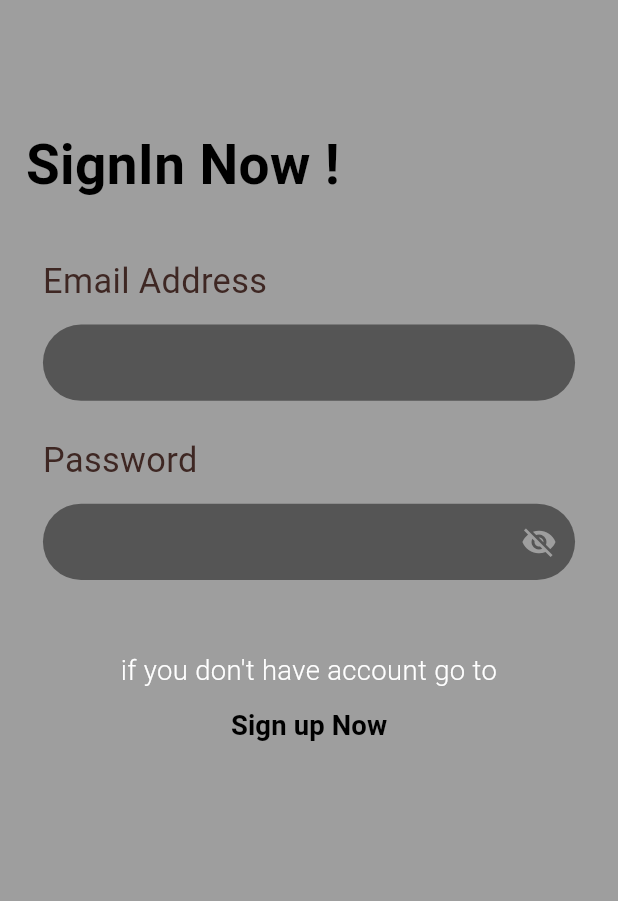
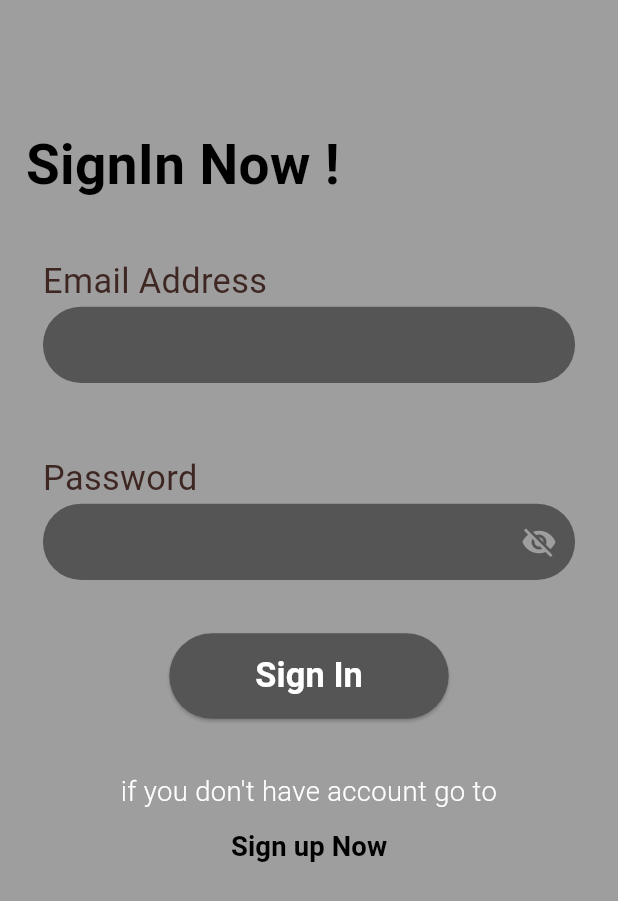
Before and after one commit to omarek386/api_mastering_task, a Flutter app: the screen it shows after launch, on a phone screen of 412 x 824 dp. Shown: the top 901 px of the screen. Run offline on Flutter 3.47's test engine with Material 3 defaults, Android fonts, the phone set to English and light mode, and no system bars; drawn by our look-alikes of modal_progress_hud_nsn; our stand-ins replace dartz, dio, flutter_bloc, flutter_screenutil, image_picker, jwt_decoder and 1 more.

Commit message:
implement user authentication and home state management

```diff
--- a/lib/core/Router/app_router.dart
+++ b/lib/core/Router/app_router.dart
@@ -1,6 +1,10 @@
 import 'package:api_mastering_task/core/Router/routes.dart';
+import 'package:api_mastering_task/core/services/API/consumers/dio_consumer.dart';
+import 'package:api_mastering_task/features/authentication/presentation/cubit/auth_cubit.dart';
+import 'package:api_mastering_task/features/home/presentation/cubit/home_cubit.dart';
+import 'package:dio/dio.dart';
 import 'package:flutter/material.dart';
-
+import 'package:flutter_bloc/flutter_bloc.dart';
 import '../../features/authentication/presentation/screens/sign_in_screen.dart';
 import '../../features/authentication/presentation/screens/sign_up_screen.dart';
 import '../../features/home/presentation/screens/home_screen.dart';
@@ -10,9 +14,19 @@ class AppRouter {
   Route onGenerateRoute(RouteSettings settings) {
     switch (settings.name) {
       case Routes.home:
-        return MaterialPageRoute(builder: (_) => const HomeScreen());
+        return MaterialPageRoute(
+            builder: (_) => BlocProvider(
+                  create: (context) =>
+                      HomeCubit(apiConsumer: DioConsumer(dio: Dio())),
+                  child: const HomeScreen(),
+                ));
       case Routes.login:
-        return MaterialPageRoute(builder: (_) => const SignInScreen());
+        return MaterialPageRoute(
+            builder: (_) => BlocProvider(
+                  create: (context) =>
+                      AuthCubit(apiConsumer: DioConsumer(dio: Dio())),
+                  child: const SignInScreen(),
+                ));
       case Routes.register:
         return MaterialPageRoute(builder: (_) => const SignUpScreen());
       case Routes.updateProfile:
--- a/lib/core/widget/app_in_put_field.dart
+++ b/lib/core/widget/app_in_put_field.dart
@@ -1,47 +1,57 @@
-import 'dart:developer';
-
 import 'package:flutter/material.dart';
 import 'package:flutter_screenutil/flutter_screenutil.dart';
 
 // ignore: must_be_immutable
 class AppInPutField extends StatefulWidget {
-  final String? filedName;
+  final String? fieldName;
   final String? hint;
   final TextEditingController emailController;
   final bool isPassword;
-  final TextInputType? keyBoardType;
-  bool isSecure = true;
+  final TextInputType? keyboardType;
+  final GlobalKey<FormState> gkey;
 
-  AppInPutField(
+  const AppInPutField(
       {super.key,
-      this.filedName,
+      required this.gkey,
+      this.fieldName,
       this.hint,
       required this.emailController,
       this.isPassword = false,
-      this.keyBoardType});
+      this.keyboardType});
 
   @override
   State<AppInPutField> createState() => _AppInPutFieldState();
 }
 
 class _AppInPutFieldState extends State<AppInPutField> {
+  bool isSecure = true;
   @override
   Widget build(BuildContext context) {
     return Container(
-        height: 90.h,
+        height: 100.h,
         padding: EdgeInsets.symmetric(horizontal: 10.w),
         child: Column(
-          spacing: 10.h,
           crossAxisAlignment: CrossAxisAlignment.start,
           children: [
-            if (widget.filedName != null)
-              Text(widget.filedName!,
+            if (widget.fieldName != null)
+              Text(widget.fieldName!,
                   style: TextStyle(
                     color: Colors.brown[900],
                     fontSize: 20.sp,
                   )),
-            TextField(
-              keyboardType: widget.keyBoardType,
+            Form(
+              key: widget.gkey,
+              child: TextFormField(
+                validator: (value) {
+                  if (value == null || value.isEmpty) {
+                    return 'This field is required';
+                  } else if (widget.fieldName == 'Email Address' &&
+                      !value.contains('@')) {
+                    return 'Please enter a valid email';
+                  }
+                  return null;
+                },
+                keyboardType: widget.keyboardType,
                 autocorrect: false,
                 enableSuggestions: false,
                 style: TextStyle(
@@ -49,7 +59,9 @@ class _AppInPutFieldState extends State<AppInPutField> {
                   fontSize: 16.sp,
                 ),
                 controller: widget.emailController,
-              obscureText: widget.isPassword ? widget.isSecure : false,
+                //* to hide the password
+                obscureText: widget.isPassword ? isSecure : false,
+                //* decoration for the input field
                 decoration: InputDecoration(
                   hintText: widget.hint,
                   hintStyle: TextStyle(
@@ -59,18 +71,17 @@ class _AppInPutFieldState extends State<AppInPutField> {
                   suffixIcon: widget.isPassword
                       ? IconButton(
                           icon: Icon(
-                          widget.isSecure
-                              ? Icons.visibility_off
-                              : Icons.visibility,
+                            isSecure ? Icons.visibility_off : Icons.visibility,
                             color: Colors.grey,
                           ),
                           onPressed: () {
-                          widget.isSecure = !widget.isSecure;
-                          log('isSecure: ${widget.isSecure}');
-                          setState(() {});
+                            setState(() {
+                              isSecure = !isSecure;
+                            });
                           },
                         )
                       : null,
+                ),
               ),
             ),
           ],
--- /dev/null
+++ b/lib/features/authentication/presentation/cubit/auth_cubit.dart
@@ -0,0 +1,79 @@
+import 'package:flutter/material.dart';
+import 'package:flutter_bloc/flutter_bloc.dart';
+import 'package:image_picker/image_picker.dart';
+import '../../../../core/services/API/consumers/api_consumer.dart';
+import '../../domain/auth_repo.dart';
+part 'auth_state.dart';
+
+class AuthCubit extends Cubit<AuthState> {
+  AuthCubit({required this.apiConsumer}) : super(AuthInitial());
+
+  final ApiConsumer apiConsumer;
+
+  TextEditingController email = TextEditingController();
+  TextEditingController pass = TextEditingController();
+  GlobalKey<FormState> emailKey = GlobalKey<FormState>();
+  GlobalKey<FormState> passKey = GlobalKey<FormState>();
+
+  signIn() async {
+    emit(AuthSignInLoading());
+    final AuthRepo authRepo = AuthRepo(apiConsumer: apiConsumer);
+    final response = await authRepo.signIn(email: email.text, pass: pass.text);
+    response.fold(
+      (success) {
+        emit(AuthSignInSuccess(success.message));
+      },
+      (error) {
+        emit(AuthSignInError(error.errorMessage));
+      },
+    );
+  }
+
+  TextEditingController nameup = TextEditingController();
+  TextEditingController phoneUp = TextEditingController();
+  TextEditingController emailUp = TextEditingController();
+  TextEditingController passUp = TextEditingController();
+  TextEditingController cPassUp = TextEditingController();
+
+  GlobalKey<FormState> fKey = GlobalKey<FormState>();
+  GlobalKey<FormState> fKeyP = GlobalKey<FormState>();
+  GlobalKey<FormState> cfKeyP = GlobalKey<FormState>();
+  GlobalKey<FormState> fKeyN = GlobalKey<FormState>();
+  GlobalKey<FormState> fKeyPh = GlobalKey<FormState>();
+
+  XFile? profilePic;
+
+  pickImage() async {
+    emit(AuthSignUpLoading());
+    final XFile? pickedFile =
+        await ImagePicker().pickImage(source: ImageSource.gallery);
+    if (pickedFile != null) {
+      profilePic = pickedFile;
+    }
+    emit(AuthSignUpPickImage());
+  }
+
+  signUp() async {
+    emit(AuthSignUpLoading());
+
+    final AuthRepo authRepo = AuthRepo(apiConsumer: apiConsumer);
+    await authRepo
+        .signUp(
+            name: nameup.text,
+            phone: phoneUp.text,
+            email: emailUp.text,
+            pass: passUp.text,
+            cPass: cPassUp.text,
+            profilePic: profilePic!)
+        .then((response) {
+      response.fold(
+        (success) {
+          emit(AuthSignUpSuccess(success));
+        },
+        (error) {
+          emit(AuthSignUpError(error.errorMessage));
+        },
+      );
+    });
+  }
+}
--- /dev/null
+++ b/lib/features/authentication/presentation/cubit/auth_state.dart
@@ -0,0 +1,36 @@
+part of 'auth_cubit.dart';
+
+@immutable
+sealed class AuthState {}
+
+final class AuthInitial extends AuthState {}
+
+final class AuthSignInLoading extends AuthState {}
+
+final class AuthSignInError extends AuthState {
+  final String message;
+
+  AuthSignInError(this.message);
+}
+
+final class AuthSignInSuccess extends AuthState {
+  final String message;
+
+  AuthSignInSuccess(this.message);
+}
+
+final class AuthSignUpLoading extends AuthState {}
+
+final class AuthSignUpError extends AuthState {
+  final String message;
+
+  AuthSignUpError(this.message);
+}
+
+final class AuthSignUpSuccess extends AuthState {
+  final String message;
+
+  AuthSignUpSuccess(this.message);
+}
+
+final class AuthSignUpPickImage extends AuthState {}
--- a/lib/features/authentication/presentation/screens/sign_in_screen.dart
+++ b/lib/features/authentication/presentation/screens/sign_in_screen.dart
@@ -1,24 +1,51 @@
 import 'package:api_mastering_task/core/Router/routes.dart';
 import 'package:api_mastering_task/core/helper/tools/spacer.dart';
 import 'package:api_mastering_task/core/widget/app_in_put_field.dart';
+import 'package:api_mastering_task/features/authentication/presentation/cubit/auth_cubit.dart';
 
 import 'package:api_mastering_task/features/authentication/presentation/widgets/auth_title_text.dart';
+import 'package:api_mastering_task/features/authentication/presentation/widgets/sign_in_button.dart';
 import 'package:api_mastering_task/features/authentication/presentation/widgets/sign_up_here.dart';
 import 'package:flutter/material.dart';
+import 'package:flutter_bloc/flutter_bloc.dart';
 import 'package:flutter_screenutil/flutter_screenutil.dart';
+import 'package:modal_progress_hud_nsn/modal_progress_hud_nsn.dart';
 
 class SignInScreen extends StatelessWidget {
   const SignInScreen({super.key});
 
   @override
   Widget build(BuildContext context) {
-    return Scaffold(
+    return BlocConsumer<AuthCubit, AuthState>(
+      listener: (context, state) {
+        if (state is AuthSignInSuccess) {
+          ScaffoldMessenger.of(context).showSnackBar(
+            SnackBar(
+              backgroundColor: Colors.green,
+              content: Text(state.message),
+            ),
+          );
+          Navigator.of(context).pushNamed(Routes.home);
+        } else if (state is AuthSignInError) {
+          ScaffoldMessenger.of(context).showSnackBar(
+            SnackBar(
+              backgroundColor: Colors.red,
+              content: Text(state.message),
+            ),
+          );
+        }
+      },
+      builder: (context, state) {
+        return ModalProgressHUD(
+          inAsyncCall: state is AuthSignInLoading,
+          child: Scaffold(
             body: Container(
               padding: EdgeInsets.symmetric(horizontal: 15.w),
               height: MediaQuery.of(context).size.height,
               width: MediaQuery.of(context).size.width,
               decoration: const BoxDecoration(
-          color: Colors.grey, // Light grey background similar to the image
+                color:
+                    Colors.grey, // Light grey background similar to the image
               ),
               child: SingleChildScrollView(
                 child: Column(
@@ -29,14 +56,18 @@ class SignInScreen extends StatelessWidget {
                     AuthTitleText(title: 'SignIn Now !'),
                     Spacing.verticalSpaceLarge(),
                     AppInPutField(
-                  filedName: 'Email Address',
-                  emailController: TextEditingController()),
+                      fieldName: 'Email Address',
+                      emailController: context.read<AuthCubit>().email,
+                      gkey: context.read<AuthCubit>().emailKey,
+                    ),
                     Spacing.verticalSpaceSmall(),
                     AppInPutField(
-                filedName: 'Password',
-                emailController: TextEditingController(),
+                      fieldName: 'Password',
+                      emailController: context.read<AuthCubit>().pass,
+                      gkey: context.read<AuthCubit>().passKey,
                       isPassword: true,
                     ),
+                    SignInButton(),
                     Spacing.verticalSpaceLarge(),
                     AppTextButton(
                       title: "if you don't have account go to",
@@ -47,6 +78,9 @@ class SignInScreen extends StatelessWidget {
                 ),
               ),
             ),
+          ),
+        );
+      },
     );
   }
 }
--- /dev/null
+++ b/lib/features/authentication/presentation/widgets/sign_in_button.dart
@@ -0,0 +1,41 @@
+import 'package:api_mastering_task/features/authentication/presentation/cubit/auth_cubit.dart';
+import 'package:flutter/material.dart';
+import 'package:flutter_bloc/flutter_bloc.dart';
+import 'package:flutter_screenutil/flutter_screenutil.dart';
+
+class SignInButton extends StatelessWidget {
+  const SignInButton({
+    super.key,
+  });
+
+  @override
+  Widget build(BuildContext context) {
+    return ElevatedButton(
+      onPressed: () {
+        if (context.read<AuthCubit>().emailKey.currentState!.validate() &&
+            context.read<AuthCubit>().passKey.currentState!.validate()) {
+          context.read<AuthCubit>().signIn();
+        } else {
+          ScaffoldMessenger.of(context).showSnackBar(
+            const SnackBar(
+              backgroundColor: Colors.red,
+              content: Text('Please fill all fields'),
+            ),
+          );
+        }
+      },
+      style: ElevatedButton.styleFrom(
+        padding: EdgeInsets.symmetric(horizontal: 50.w, vertical: 10.h),
+        backgroundColor: const Color(0xFF555555),
+      ),
+      child: Text(
+        'Sign In',
+        style: TextStyle(
+          fontSize: 20.sp,
+          fontWeight: FontWeight.bold,
+          color: Colors.white,
+        ),
+      ),
+    );
+  }
+}
--- a/lib/features/update/presentation/screens/update_data_screen.dart
+++ b/lib/features/update/presentation/screens/update_data_screen.dart
@@ -35,24 +35,29 @@ class UpdateDataScreen extends StatelessWidget {
               AppInPutField(
                 emailController: TextEditingController(),
                 hint: 'User Name',
+                gkey: GlobalKey<FormState>(),
               ),
               AppInPutField(
                 emailController: TextEditingController(),
                 hint: 'Email Address',
+                gkey: GlobalKey<FormState>(),
               ),
               AppInPutField(
                 emailController: TextEditingController(),
                 hint: 'Phone Number',
+                gkey: GlobalKey<FormState>(),
               ),
               AppInPutField(
                 emailController: TextEditingController(),
                 hint: 'Password',
                 isPassword: true,
+                gkey: GlobalKey<FormState>(),
               ),
               AppInPutField(
                 emailController: TextEditingController(),
                 hint: 'Confirm Password',
                 isPassword: true,
+                gkey: GlobalKey<FormState>(),
               ),
               Spacing.verticalSpaceMedium(),
               UpdateButton(),
--- a/lib/main.dart
+++ b/lib/main.dart
@@ -1,10 +1,13 @@
 import 'package:api_mastering_task/core/Router/routes.dart';
+import 'package:api_mastering_task/core/services/Database/cache_helper.dart';
 import 'package:api_mastering_task/core/themes/app_theme_data.dart';
 import 'package:flutter/material.dart';
 import 'package:flutter_screenutil/flutter_screenutil.dart';
 import 'core/Router/app_router.dart';
 
-void main() {
+void main() async {
+  WidgetsFlutterBinding.ensureInitialized();
+  await CacheHelper.init();
   runApp(MyApp(
     appRouter: AppRouter(),
   ));
--- a/pubspec.yaml
+++ b/pubspec.yaml
@@ -38,6 +38,10 @@ dependencies:
   shared_preferences: ^2.5.1
   dio: ^5.8.0+1
   flutter_bloc: ^9.0.0
+  dartz: ^0.10.1
+  jwt_decoder: ^2.0.1
+  image_picker: ^1.1.2
+  modal_progress_hud_nsn: ^0.5.1
 
 dev_dependencies:
   flutter_test:
```
Also changed, not shown: lib/features/authentication/data/sign_in_model.dart (added, +15 -0 lines), lib/features/authentication/domain/auth_repo.dart (added, +64 -0 lines), lib/features/authentication/presentation/screens/sign_up_screen.dart (+20 -6 lines), lib/features/home/data/user_model.dart (added, +42 -0 lines), lib/features/home/domain/user_repo.dart (added, +29 -0 lines), lib/features/home/presentation/cubit/home_cubit.dart (added, +25 -0 lines), lib/features/home/presentation/cubit/home_state.dart (added, +20 -0 lines), pubspec.lock, 5 other files. Lines whose indentation alone changed are shown as unchanged.
